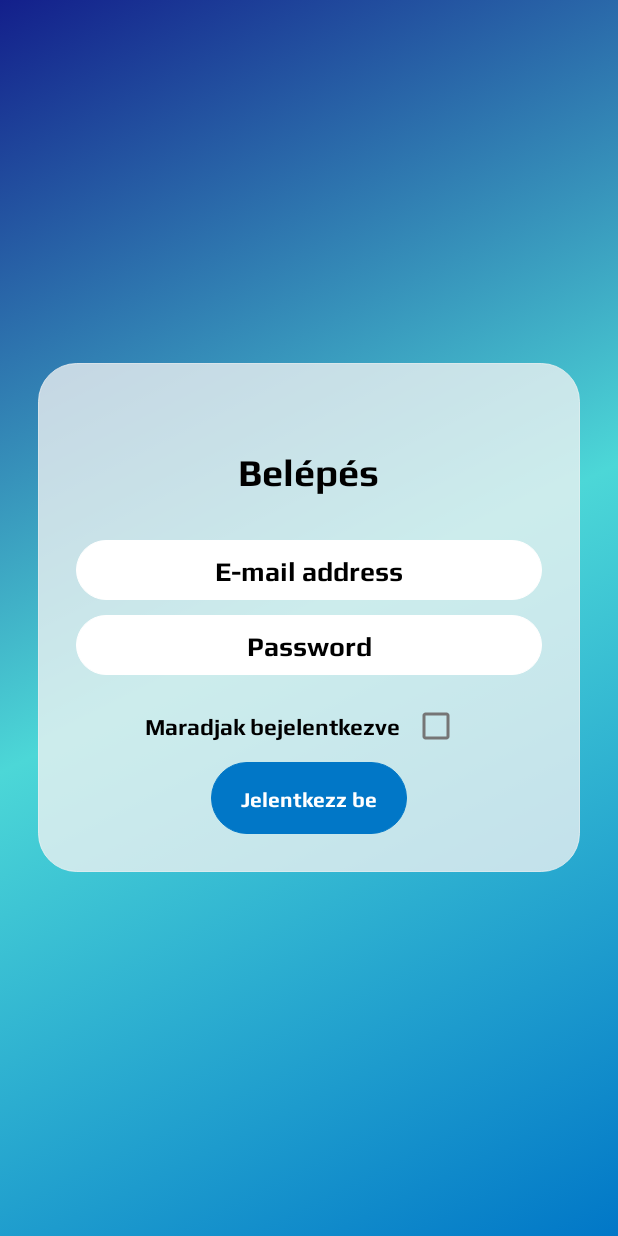
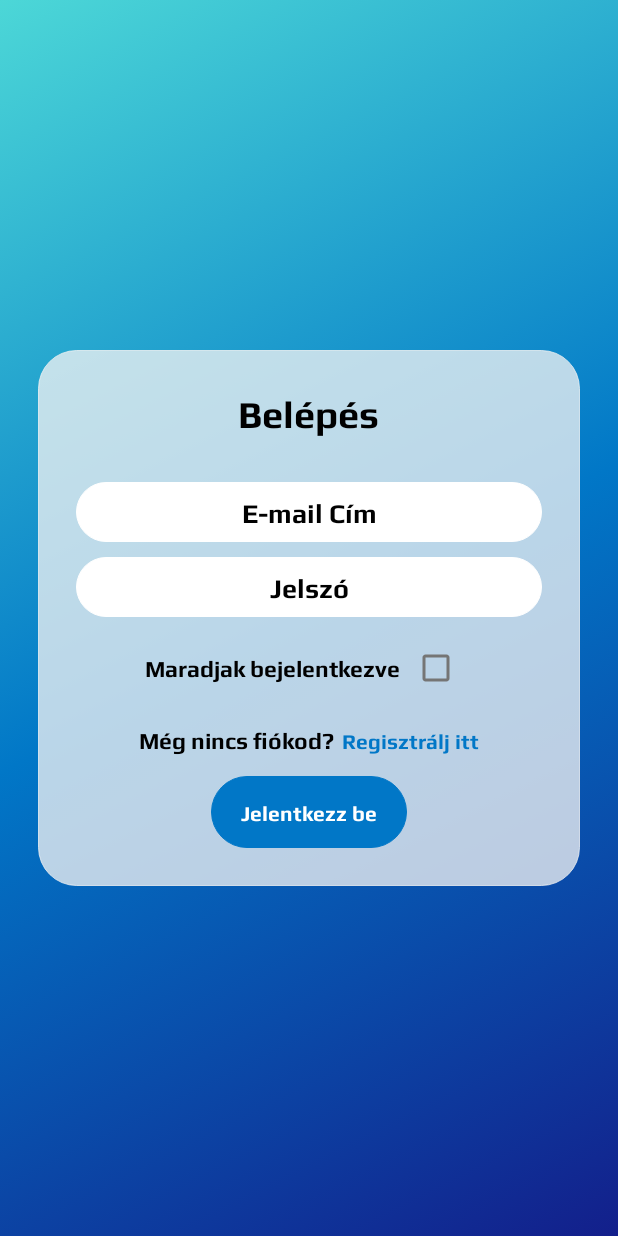
Before and after one commit to hyimred/Stardust_Mobil, an Android app: the screen it shows after launch (MainActivity), on a phone screen of 412 x 824 dp. Run offline under Robolectric (Android 15) with nearby library versions, the phone set to English and light mode, and no system bars.

Commit message:
Loading ui

```diff
--- a/app/build.gradle
+++ b/app/build.gradle
@@ -33,7 +33,7 @@
 }
 
 dependencies {
-
+    implementation 'com.airbnb.android:lottie:4.1.0'
     implementation 'androidx.core:core-ktx:1.7.0'
     implementation 'androidx.appcompat:appcompat:1.6.0'
     implementation 'com.google.android.material:material:1.7.0'
--- a/app/src/main/AndroidManifest.xml
+++ b/app/src/main/AndroidManifest.xml
@@ -13,18 +13,21 @@
         android:theme="@style/Theme.Stardust_Mobil"
         tools:targetApi="31">
         <activity
-            android:name=".MainActivity"
+            android:name=".LoadingActivity"
             android:exported="true">
             <intent-filter>
                 <action android:name="android.intent.action.MAIN" />
-
                 <category android:name="android.intent.category.LAUNCHER" />
             </intent-filter>
-
+        </activity>
+        <activity
+            android:name=".MainActivity"
+            android:exported="true">
             <meta-data
                 android:name="android.app.lib_name"
                 android:value="" />
         </activity>
+
         <meta-data
             android:name="preloaded_fonts"
             android:resource="@array/preloaded_fonts" />
--- /dev/null
+++ b/app/src/main/java/com/ptrkcsak/stardust_mobil/LoadingActivity.kt
@@ -0,0 +1,36 @@
+package com.ptrkcsak.stardust_mobil
+
+import android.content.Intent
+import android.graphics.drawable.AnimationDrawable
+import androidx.appcompat.app.AppCompatActivity
+import android.os.Bundle
+import android.window.SplashScreen
+import android.os.Handler
+import android.view.View
+
+class LoadingActivity : AppCompatActivity() {
+
+    val SPLASH_TIME_OUT = 5000;
+
+    override fun onCreate(savedInstanceState: Bundle?) {
+        super.onCreate(savedInstanceState)
+        setContentView(R.layout.activity_loading)
+        val layout_root = findViewById<View>(R.id.layout_root) as View
+        val animatedDrawable = layout_root.background as AnimationDrawable
+        animatedDrawable.setEnterFadeDuration(10)
+        animatedDrawable.setExitFadeDuration(3500)
+        animatedDrawable.start()
+        splashScreenAnimation()
+    }
+
+    fun splashScreenAnimation() {
+        Handler().postDelayed({
+                val intent =
+                        Intent(this@LoadingActivity, MainActivity::class.java)
+                startActivity(intent);
+                finish();
+                overridePendingTransition(R.anim.fade_in, R.anim.fade_out);
+
+        }, SPLASH_TIME_OUT.toLong())
+    }
+}
--- a/app/src/main/java/com/ptrkcsak/stardust_mobil/MainActivity.kt
+++ b/app/src/main/java/com/ptrkcsak/stardust_mobil/MainActivity.kt
@@ -13,7 +13,7 @@
         val layout_root = findViewById<View>(R.id.layout_root) as View
         val animatedDrawable = layout_root.background as AnimationDrawable
         animatedDrawable.setEnterFadeDuration(10)
-        animatedDrawable.setExitFadeDuration(5000)
+        animatedDrawable.setExitFadeDuration(3500)
         animatedDrawable.start()
     }
 }
--- /dev/null
+++ b/app/src/main/res/anim/fade_in.xml
@@ -0,0 +1,6 @@
+<?xml version="1.0" encoding="utf-8"?>
+<alpha xmlns:android="http://schemas.android.com/apk/res/android"
+    android:duration="800"
+    android:fromAlpha="0.0"
+    android:toAlpha="1.0"
+/>
--- /dev/null
+++ b/app/src/main/res/anim/fade_out.xml
@@ -0,0 +1,6 @@
+<?xml version="1.0" encoding="utf-8"?>
+<alpha xmlns:android="http://schemas.android.com/apk/res/android"
+    android:duration="800"
+    android:fromAlpha="1.0"
+    android:toAlpha="0.0"
+/>
--- /dev/null
+++ b/app/src/main/res/layout/activity_loading.xml
@@ -0,0 +1,19 @@
+<?xml version="1.0" encoding="utf-8"?>
+<RelativeLayout xmlns:android="http://schemas.android.com/apk/res/android"
+    xmlns:app="http://schemas.android.com/apk/res-auto"
+    xmlns:tools="http://schemas.android.com/tools"
+    android:layout_width="match_parent"
+    android:layout_height="match_parent"
+    android:id="@+id/layout_root"
+    tools:context=".LoadingActivity"
+    android:background="@drawable/gradient_animation">
+
+    <com.airbnb.lottie.LottieAnimationView
+        android:layout_width="wrap_content"
+        android:layout_height="wrap_content"
+        android:layout_centerInParent="true"
+        app:lottie_autoPlay="true"
+        app:lottie_loop="true"
+        app:lottie_rawRes="@raw/loading"/>
+
+</RelativeLayout>
--- a/app/src/main/res/layout/activity_main.xml
+++ b/app/src/main/res/layout/activity_main.xml
@@ -30,7 +30,7 @@
                     android:layout_width="wrap_content"
                     android:layout_height="wrap_content"
                     android:fontFamily="@font/play_bold"
-                    android:padding="30dp"
+                    android:paddingBottom="30dp"
                     android:text="Belépés"
                     android:textColor="#000000"
                     android:textSize="25dp" />
@@ -43,7 +43,7 @@
                     android:background="@drawable/rounded_login_ui"
                     android:backgroundTint="#ffffff"
                     android:fontFamily="@font/play_bold"
-                    android:hint="E-mail address"
+                    android:hint="E-mail Cím"
                     android:textAlignment="center"
                     android:textColor="#000000"
                     android:textColorHint="#000000" />
@@ -56,7 +56,7 @@
                     android:background="@drawable/rounded_login_ui"
                     android:backgroundTint="#ffffff"
                     android:fontFamily="@font/play_bold"
-                    android:hint="Password"
+                    android:hint="Jelszó"
                     android:inputType="textPassword"
                     android:textAlignment="center"
                     android:textColor="#000000"
@@ -66,8 +66,7 @@
                     android:layout_width="match_parent"
                     android:layout_height="wrap_content"
                     android:gravity="center"
-                    android:orientation="horizontal"
-                    android:padding="0dp">
+                    android:orientation="horizontal">
 
                     <TextView
                         android:layout_width="wrap_content"
@@ -81,6 +80,32 @@
                         android:id="@+id/login_keep"
                         android:layout_width="wrap_content"
                         android:layout_height="wrap_content" />
+                </LinearLayout>
+
+                <LinearLayout
+                    android:layout_width="match_parent"
+                    android:layout_height="wrap_content"
+                    android:gravity="center"
+                    android:orientation="horizontal">
+
+                    <TextView
+                        android:layout_width="wrap_content"
+                        android:layout_height="wrap_content"
+                        android:fontFamily="@font/play_bold"
+                        android:text="Még nincs fiókod?"
+                        android:textColor="#000000"
+                        android:textSize="15dp" />
+
+                    <androidx.appcompat.widget.AppCompatButton
+                        android:id="@+id/btn_register"
+                        android:layout_width="wrap_content"
+                        android:layout_height="wrap_content"
+                        android:background="@color/transparent"
+                        android:fontFamily="@font/play_bold"
+                        android:paddingLeft="5dp"
+                        android:text="Regisztrálj itt"
+                        android:textAllCaps="false"
+                        android:textColor="#0177C7" />
                 </LinearLayout>
 
                 <androidx.appcompat.widget.AppCompatButton
```
Also changed, not shown: app/src/main/res/raw/loading.json (added, +1 -0 lines).
